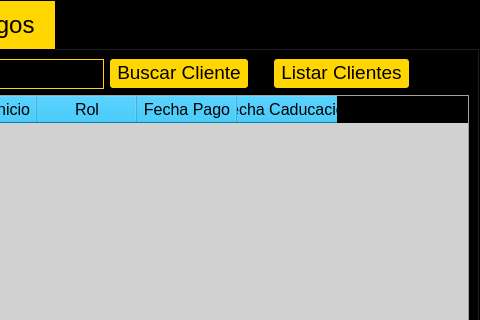
First picture: the form in GymFitness/View/gymoperations.ui, repository J-Pinos3/Desktop_GymManagement, before the edit; both pictures show x 375 to 855 and y 0 to 320 of the 855 by 509 pixel window.
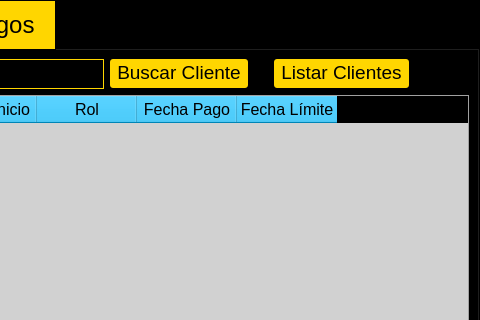
Second picture: the form after the edit. The open tabs and pages were chosen to show the change.

Patch:
```diff
--- a/GymFitness/View/gymoperations.ui
+++ b/GymFitness/View/gymoperations.ui
@@ -209,7 +209,7 @@
            </column>
            <column>
             <property name="text">
-             <string>Fecha Caducación</string>
+             <string>Fecha Límite</string>
             </property>
            </column>
           </widget>
```
